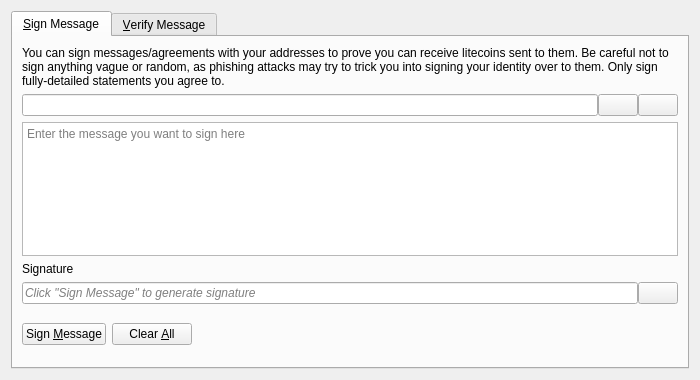
Before: the Qt Designer form src/qt/forms/signverifymessagedialog.ui in litecoin-project/litecoin, drawn with Qt 5.
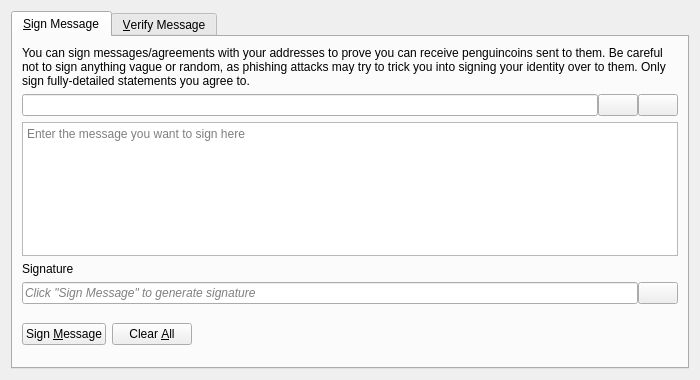
After: the same form once the commit is applied. Icons and pictures are not drawn. Custom widgets are drawn as their Qt base class.

Diff of the .ui file:
```diff
--- a/src/qt/forms/signverifymessagedialog.ui
+++ b/src/qt/forms/signverifymessagedialog.ui
@@ -30,7 +30,7 @@
        <item>
         <widget class="QLabel" name="infoLabel_SM">
          <property name="text">
-          <string>You can sign messages/agreements with your addresses to prove you can receive litecoins sent to them. Be careful not to sign anything vague or random, as phishing attacks may try to trick you into signing your identity over to them. Only sign fully-detailed statements you agree to.</string>
+          <string>You can sign messages/agreements with your addresses to prove you can receive penguincoins sent to them. Be careful not to sign anything vague or random, as phishing attacks may try to trick you into signing your identity over to them. Only sign fully-detailed statements you agree to.</string>
          </property>
          <property name="textFormat">
           <enum>Qt::PlainText</enum>
```
Left out of the diff: 8 changed lines with no effect on the pictures.
